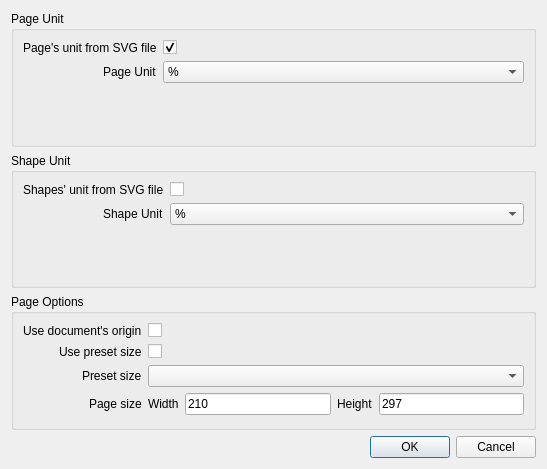
First picture: the form in src/ui/ImportSVGDialog.ui, repository oneminute/LaserController, before the edit.
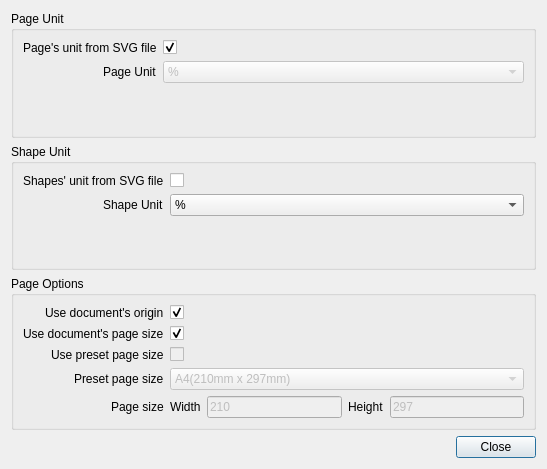
Second picture: the form after the edit.

```diff
--- a/src/ui/ImportSVGDialog.ui
+++ b/src/ui/ImportSVGDialog.ui
@@ -49,6 +49,9 @@
       </item>
       <item row="1" column="1">
        <widget class="QComboBox" name="comboBoxPageUnit">
+        <property name="enabled">
+         <bool>false</bool>
+        </property>
         <property name="currentText">
          <string>mm</string>
         </property>
@@ -208,16 +211,19 @@
         <property name="text">
          <string/>
         </property>
+        <property name="checked">
+         <bool>true</bool>
+        </property>
        </widget>
       </item>
-      <item row="3" column="0">
+      <item row="4" column="0">
        <widget class="QLabel" name="label_6">
         <property name="text">
          <string>Page size</string>
         </property>
        </widget>
       </item>
-      <item row="3" column="1">
+      <item row="4" column="1">
        <layout class="QHBoxLayout" name="horizontalLayout">
         <item>
          <widget class="QLabel" name="label_9">
@@ -228,6 +234,9 @@
         </item>
         <item>
          <widget class="QLineEdit" name="lineEditPageWidth">
+          <property name="enabled">
+           <bool>false</bool>
+          </property>
           <property name="text">
            <string>210</string>
           </property>
@@ -242,6 +251,9 @@
         </item>
         <item>
          <widget class="QLineEdit" name="lineEditPageHeight">
+          <property name="enabled">
+           <bool>false</bool>
+          </property>
           <property name="text">
            <string>297</string>
           </property>
@@ -249,29 +261,58 @@
         </item>
        </layout>
       </item>
-      <item row="1" column="0">
+      <item row="2" column="0">
        <widget class="QLabel" name="label_7">
         <property name="text">
-         <string>Use preset size</string>
+         <string>Use preset page size</string>
         </property>
        </widget>
       </item>
-      <item row="1" column="1">
+      <item row="2" column="1">
        <widget class="QCheckBox" name="checkBoxUsePresetSize">
+        <property name="enabled">
+         <bool>false</bool>
+        </property>
         <property name="text">
          <string/>
         </property>
        </widget>
       </item>
-      <item row="2" column="0">
+      <item row="3" column="0">
        <widget class="QLabel" name="label_8">
         <property name="text">
-         <string>Preset size</string>
+         <string>Preset page size</string>
         </property>
        </widget>
       </item>
-      <item row="2" column="1">
-       <widget class="QComboBox" name="comboBoxPresetSize"/>
+      <item row="3" column="1">
+       <widget class="QComboBox" name="comboBoxPresetSize">
+        <property name="enabled">
+         <bool>false</bool>
+        </property>
+        <item>
+         <property name="text">
+          <string>A4(210mm x 297mm)</string>
+         </property>
+        </item>
+       </widget>
+      </item>
+      <item row="1" column="0">
+       <widget class="QLabel" name="label_11">
+        <property name="text">
+         <string>Use document's page size</string>
+        </property>
+       </widget>
+      </item>
+      <item row="1" column="1">
+       <widget class="QCheckBox" name="checkBoxUseSVGPageSize">
+        <property name="text">
+         <string/>
+        </property>
+        <property name="checked">
+         <bool>true</bool>
+        </property>
+       </widget>
       </item>
      </layout>
     </widget>
@@ -282,7 +323,7 @@
       <enum>Qt::Horizontal</enum>
      </property>
      <property name="standardButtons">
-      <set>QDialogButtonBox::Cancel|QDialogButtonBox::Ok</set>
+      <set>QDialogButtonBox::Close</set>
      </property>
     </widget>
    </item>
```
